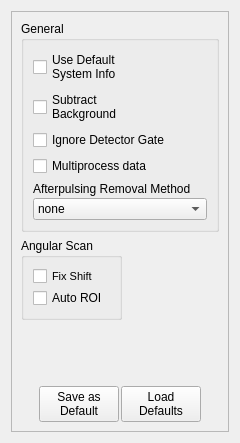
First picture: the form in gui/optionswindow.ui, repository Th3Tr00p3r/gSTED-sFCS, before the edit.
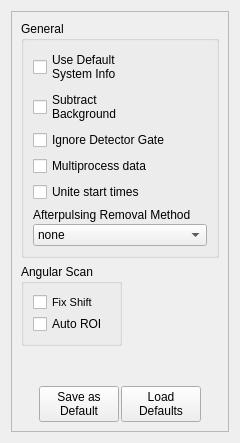
Second picture: the form after the edit.

What changed in the file:
```diff
--- a/gui/optionswindow.ui
+++ b/gui/optionswindow.ui
@@ -68,6 +68,16 @@
            </property>
           </widget>
          </item>
+         <item>
+          <widget class="QCheckBox" name="shouldUniteStartTimes">
+           <property name="toolTip">
+            <string>Use default system info instead of that saved in the file</string>
+           </property>
+           <property name="text">
+            <string>Unite start times</string>
+           </property>
+          </widget>
+         </item>
          <item>
           <layout class="QVBoxLayout" name="verticalLayout_4">
            <property name="spacing">
```
